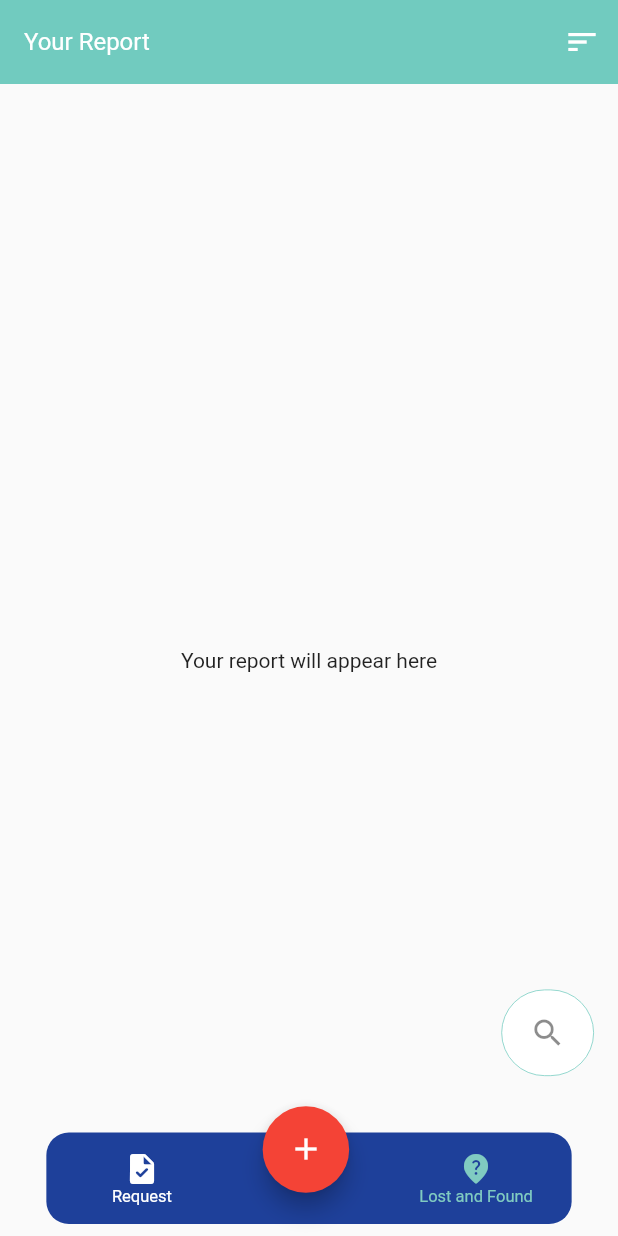
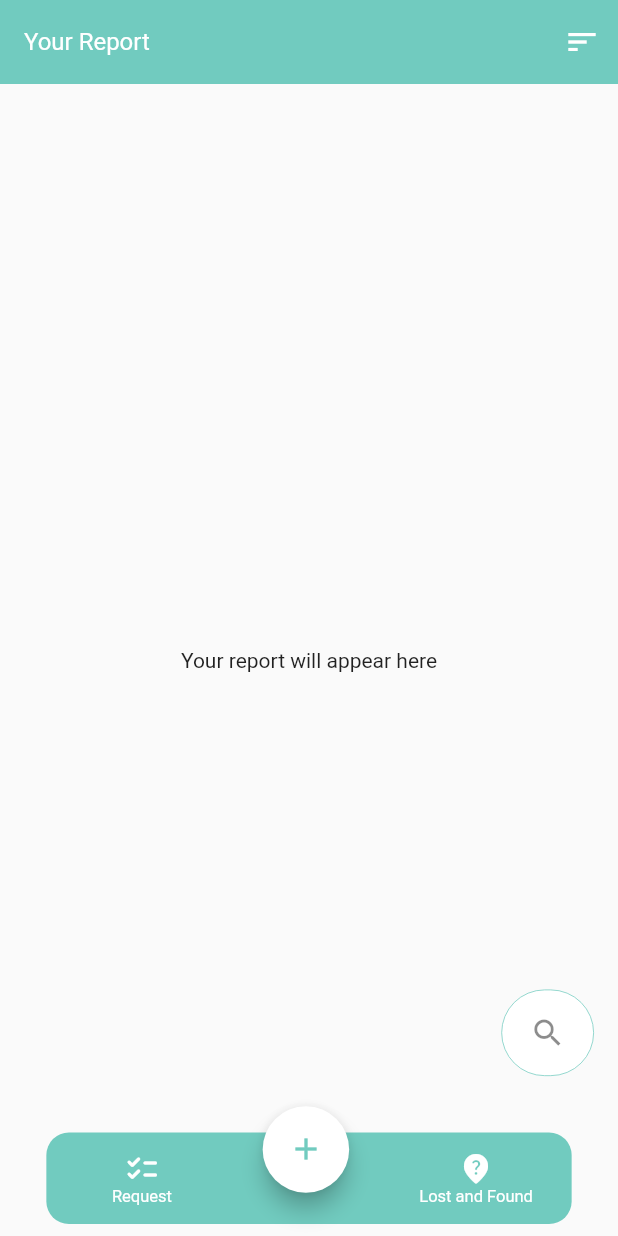
Before and after one commit to hilman117/inboxapp, a Flutter app: the screen it shows once a user with an empty profile is signed in, item 3 of the bottom bar chosen, after a tap on the "add" icon, on a phone screen of 412 x 824 dp. Run offline on Flutter 3.47's test engine with Material 2 defaults, Android fonts, the phone set to English and light mode, and no system bars; drawn by our look-alikes of floating_bottom_navigation_bar; our stand-ins replace animated_list_plus, awesome_notifications, cloud_firestore, connectivity_plus, dotted_border, firebase_auth and 15 more; missing offline and left inert: flutter_animated_dialog; accounts and stored records are empty; statements that could not run were skipped; project files that could hold a hidden picture were left out.

Commit message:
UI update

```diff
--- a/lib/Screens/homescreen/home.dart
+++ b/lib/Screens/homescreen/home.dart
@@ -47,6 +47,7 @@ class _HomeState extends State<Home> {
   @override
   Widget build(BuildContext context) {
     return DefaultTabController(
+
       length: 4,
       initialIndex: 1,
       child: Scaffold(
--- a/lib/Screens/homescreen/widget/add_button.dart
+++ b/lib/Screens/homescreen/widget/add_button.dart
@@ -1,5 +1,6 @@
 import 'package:flutter/material.dart';
 import 'package:get/get.dart';
+import 'package:post/service/theme.dart';
 import 'package:provider/provider.dart';
 
 import '../../create/create_request.dart';
@@ -19,7 +20,7 @@ Widget addButton(BuildContext context, double height, double widht) {
       height: Get.height * 0.070,
       width: Get.width * 0.15,
       child: FloatingActionButton(
-        backgroundColor: Colors.red,
+        backgroundColor: Colors.white,
         onPressed: () async {
           Provider.of<CreateRequestController>(context, listen: false)
               .clearSelectedDept();
@@ -28,7 +29,10 @@ Widget addButton(BuildContext context, double height, double widht) {
           await Get.to(() => CreateRequest(),
               transition: Transition.rightToLeft);
         },
-        child: const Icon(Icons.add),
+        child: Icon(
+          Icons.add,
+          color: mainColor,
+        ),
       ),
     ),
   );
--- a/lib/Screens/homescreen/widget/custom_appbar.dart
+++ b/lib/Screens/homescreen/widget/custom_appbar.dart
@@ -1,9 +1,13 @@
 import 'package:flutter/material.dart';
 import 'package:flutter/services.dart';
 import 'package:get/get.dart';
+import 'package:post/Screens/dasboard/widget/card.dart';
+import 'package:post/service/theme.dart';
+import 'package:provider/provider.dart';
 
-import '../../../service/theme.dart';
-import 'icon_settings.dart';
+import '../../../main.dart';
+import '../../settings/settings.dart';
+import '../home_controller.dart';
 
 class CustomAppbar extends StatelessWidget {
   const CustomAppbar({required this.dept});
@@ -40,13 +44,51 @@ class CustomAppbar extends StatelessWidget {
           statusBarBrightness: Brightness.light,
         ),
         title: Row(
-          mainAxisAlignment: MainAxisAlignment.spaceBetween,
+          mainAxisAlignment: MainAxisAlignment.end,
           children: [
-            Image.asset(
-              'images/inbox.png',
-              width: Get.width * 0.3,
+            Column(
+              mainAxisAlignment: MainAxisAlignment.end,
+              crossAxisAlignment: CrossAxisAlignment.end,
+              children: [
+                Row(
+                  children: [
+                    Consumer<HomeController>(
+                        builder: (context, value, child) => CircleAvatar(
+                            radius: 3,
+                            backgroundColor: box!.get('dutyStatus') == true
+                                ? mainColor
+                                : Colors.grey)),
+                    SizedBox(
+                      width: Get.width * 0.01,
+                    ),
+                    Consumer<HomeController>(
+                        builder: (context, value, child) => Text(
+                              box!.get('dutyStatus') == true
+                                  ? "On Duty"
+                                  : 'Off Duty',
+                              style:
+                                  TextStyle(fontSize: 13, color: Colors.grey),
+                            )),
+                  ],
+                ),
+                Text(
+                  cUser.data.name!,
+                  textAlign: TextAlign.end,
+                  style: TextStyle(color: Colors.black, fontSize: 13),
+                )
+              ],
             ),
-            IconSettings()
+            SizedBox(
+              width: Get.width * 0.02,
+            ),
+            GestureDetector(
+              onTap: () =>
+                  Get.to(() => Settings(), transition: Transition.rightToLeft),
+              child: CircleAvatar(
+                backgroundImage: NetworkImage(
+                    'https://img.freepik.com/free-photo/half-profile-image-beautiful-young-woman-with-bob-hairdo-posing-gazing-with-eyes-full-reproach-suspicion-human-facial-expressions-emotions-reaction-feelings_343059-4660.jpg?w=2000'),
+              ),
+            )
           ],
         ),
         elevation: 0,
@@ -57,31 +99,23 @@ class CustomAppbar extends StatelessWidget {
         flexibleSpace: Container(
           height: double.maxFinite,
           width: double.infinity,
-          decoration: BoxDecoration(color: mainColor),
+          decoration: BoxDecoration(color: Colors.white),
         ),
         bottom: PreferredSize(
             child: Padding(
-              padding: const EdgeInsets.symmetric(horizontal: 8),
+              padding: const EdgeInsets.symmetric(horizontal: 0),
               child: Container(
                 width: double.infinity,
                 decoration: BoxDecoration(
-                    borderRadius: BorderRadius.circular(10),
-                    color: Colors.white,
-                    boxShadow: [
-                      BoxShadow(
-                        color: Colors.grey.withOpacity(0.5),
-                        blurRadius: 3,
-                        offset: Offset(0.5, 0.2), // Shadow position
-                      ),
-                    ]),
+                  borderRadius: BorderRadius.circular(3),
+                  color: Colors.white,
+                ),
                 height: Get.height * 0.050,
                 child: TabBar(
                     labelPadding: EdgeInsets.all(0),
-                    // isScrollable: true,
                     labelColor: mainColor,
                     indicatorColor: Colors.transparent,
-                    unselectedLabelColor:
-                        const Color.fromARGB(255, 164, 163, 163),
+                    unselectedLabelColor: Colors.grey,
                     tabs: tabs),
               ),
             ),
--- a/lib/Screens/homescreen/widget/navbar.dart
+++ b/lib/Screens/homescreen/widget/navbar.dart
@@ -3,6 +3,7 @@ import 'package:flutter/material.dart';
 import 'package:get/get.dart';
 import 'package:post/Screens/dasboard/dashboard_provider.dart';
 import 'package:post/Screens/homescreen/home_controller.dart';
+import 'package:post/service/theme.dart';
 import 'package:provider/provider.dart';
 
 import 'add_button.dart';
@@ -19,9 +20,9 @@ class NavBar extends StatelessWidget {
             alignment: Alignment.bottomCenter,
             child: Consumer<HomeController>(
                 builder: (context, value, child) => FloatingNavbar(
-                      elevation: 50.0,
+                      // elevation: 50.0,
                       width: Get.width * 0.85,
-                      backgroundColor: Color(0xff1E409A),
+                      backgroundColor: mainColor,
                       borderRadius: 15,
                       currentIndex: value.navIndex,
                       onTap: (int val) {
@@ -29,11 +30,11 @@ class NavBar extends StatelessWidget {
                             .changePage(val);
                         print(value.navIndex);
                       },
-                      selectedBackgroundColor: Color(0xff1E409A),
-                      selectedItemColor: Color(0xff80CBC1),
+                      selectedBackgroundColor: mainColor,
+                      selectedItemColor: Colors.white,
                       items: [
                         FloatingNavbarItem(
-                          icon: Icons.task_rounded,
+                          icon: Icons.checklist_rounded,
                           title: 'Request',
                         ),
                         FloatingNavbarItem(
```
Also changed, not shown: images/launcher.png (deleted).
